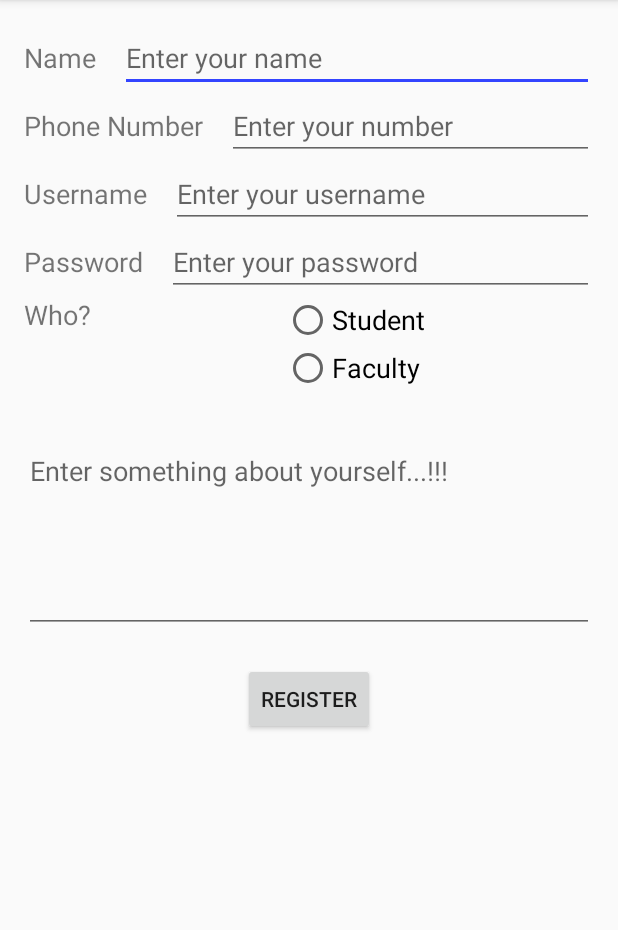
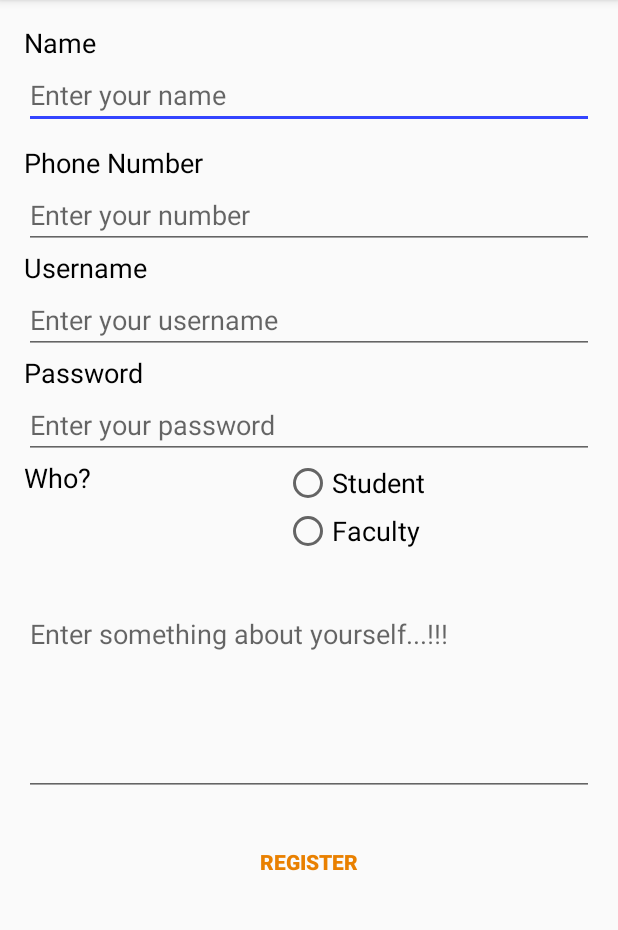
Before and after one commit to titoghose/dbs_project, an Android app: the SignUpActivity screen opened directly, with no data from a screen before it, on a phone screen of 412 x 824 dp, the part 84-1014 px from its top. Run offline under Robolectric (Android 15) with nearby library versions, the phone set to English and light mode, and no system bars.

Commit message:
Added Changes to SignUp Activity

```diff
--- a/requiry_app/app/src/main/java/com/example/android/requiry/SignUpActivity.java
+++ b/requiry_app/app/src/main/java/com/example/android/requiry/SignUpActivity.java
@@ -36,10 +36,10 @@ public class SignUpActivity extends AppCompatActivity{
         radioGroup = (RadioGroup) findViewById(R.id.whoradiogroup);
     }
     public void registerUser(View view){
-        Integer number = null;
+        Long number = null;
         String name = mNameEditText.getText().toString().trim();
         if(!TextUtils.isEmpty(mNumberEditText.getText().toString().trim()))
-            number  = Integer.parseInt(mNumberEditText.getText().toString());
+            number  = Long.parseLong(mNumberEditText.getText().toString());
 
         String username = mUsernameEditText.getText().toString().trim();
         String password = mPasswordEditText.getText().toString().trim();
--- a/requiry_app/app/src/main/res/layout/activity_sign_up.xml
+++ b/requiry_app/app/src/main/res/layout/activity_sign_up.xml
@@ -1,5 +1,5 @@
 <?xml version="1.0" encoding="utf-8"?>
-<LinearLayout xmlns:android="http://schemas.android.com/apk/res/android"
+<ScrollView xmlns:android="http://schemas.android.com/apk/res/android"
     xmlns:tools="http://schemas.android.com/tools"
     android:layout_width="match_parent"
     android:layout_height="match_parent"
@@ -7,12 +7,16 @@
     android:paddingLeft="@dimen/activity_horizontal_margin"
     android:paddingRight="@dimen/activity_horizontal_margin"
     android:paddingTop="@dimen/activity_vertical_margin"
-    android:orientation="vertical"
     tools:context="com.example.android.requiry.SignUpActivity">
-
     <LinearLayout
         android:layout_width="match_parent"
-        android:layout_height="wrap_content">
+        android:layout_height="match_parent"
+        android:orientation="vertical">
+    <LinearLayout
+        android:layout_width="match_parent"
+        android:layout_height="wrap_content"
+        android:orientation="vertical"
+        android:layout_marginBottom="10dp">
         <TextView
             android:id="@+id/input_nameTextView"
             android:layout_width="wrap_content"
@@ -20,7 +24,8 @@
             tools:text = "Name"
             android:text="@string/user_name"
             android:textSize="18sp"
-            android:paddingRight="16dp"/>
+            android:paddingRight="16dp"
+            android:textColor="#000000"/>
         <EditText
             android:id="@+id/input_nameEditText"
             android:layout_width="match_parent"
@@ -29,7 +34,8 @@
     </LinearLayout>
     <LinearLayout
         android:layout_width="match_parent"
-        android:layout_height="wrap_content">
+        android:layout_height="wrap_content"
+        android:orientation="vertical">
         <TextView
             android:id="@+id/input_numberTextView"
             android:layout_width="wrap_content"
@@ -37,7 +43,8 @@
             tools:text = "Phone Number"
             android:text="@string/user_number"
             android:textSize="18sp"
-            android:paddingRight="16dp"/>
+            android:paddingRight="16dp"
+            android:textColor="#000000"/>
         <EditText
             android:id="@+id/input_numberEditText"
             android:layout_width="match_parent"
@@ -47,7 +54,8 @@
     </LinearLayout>
     <LinearLayout
         android:layout_width="match_parent"
-        android:layout_height="wrap_content">
+        android:layout_height="wrap_content"
+        android:orientation="vertical">
         <TextView
             android:id="@+id/input_usernameTextView"
             android:layout_width="wrap_content"
@@ -55,7 +63,8 @@
             tools:text = "Username"
             android:text="@string/user_username"
             android:textSize="18sp"
-            android:paddingRight="16dp"/>
+            android:paddingRight="16dp"
+            android:textColor="#000000"/>
         <EditText
             android:id="@+id/input_usernameEditText"
             android:layout_width="match_parent"
@@ -64,7 +73,8 @@
     </LinearLayout>
     <LinearLayout
         android:layout_width="match_parent"
-        android:layout_height="wrap_content">
+        android:layout_height="wrap_content"
+        android:orientation="vertical">
         <TextView
             android:id="@+id/input_passwordTextView"
             android:layout_width="wrap_content"
@@ -72,6 +82,7 @@
             tools:text = "Password"
             android:text="@string/user_password"
             android:textSize="18sp"
+            android:textColor="#000000"
             android:paddingRight="16dp"/>
         <EditText
             android:id="@+id/input_passwordEditText"
@@ -90,6 +101,7 @@
             android:layout_weight="1"
             android:text="@string/who"
             android:textSize="18sp"
+            android:textColor="#000000"
             android:paddingRight="16dp"/>
         <RadioGroup
             android:layout_width="wrap_content"
@@ -124,5 +136,9 @@
         android:layout_height="wrap_content"
         android:layout_gravity="center|bottom"
         android:text="Register"
-        android:onClick="registerUser"/>
-</LinearLayout>
+        android:onClick="registerUser"
+        android:background="@android:color/transparent"
+        android:textColor="#e98000"
+        android:textStyle="bold"/>
+    </LinearLayout>
+</ScrollView>
```
Also changed, not shown: requiry_app/app/src/main/java/com/example/android/requiry/ProFeedAdapter.java (added, +56 -0 lines), requiry_app/app/src/main/res/drawable/magnitude_circle.xml (added, +11 -0 lines), requiry_app/app/src/main/res/layout/activity_pro_feed.xml (+22 -6 lines), requiry_app/app/src/main/res/layout/profeed_recycle_item.xml (added, +89 -0 lines).
